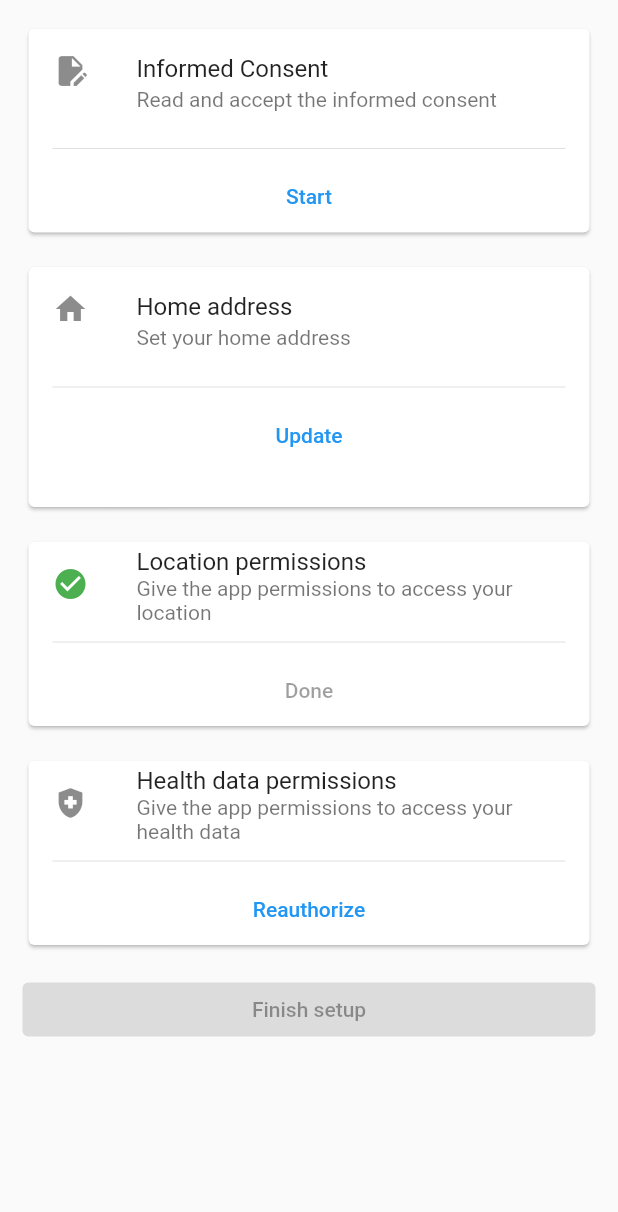
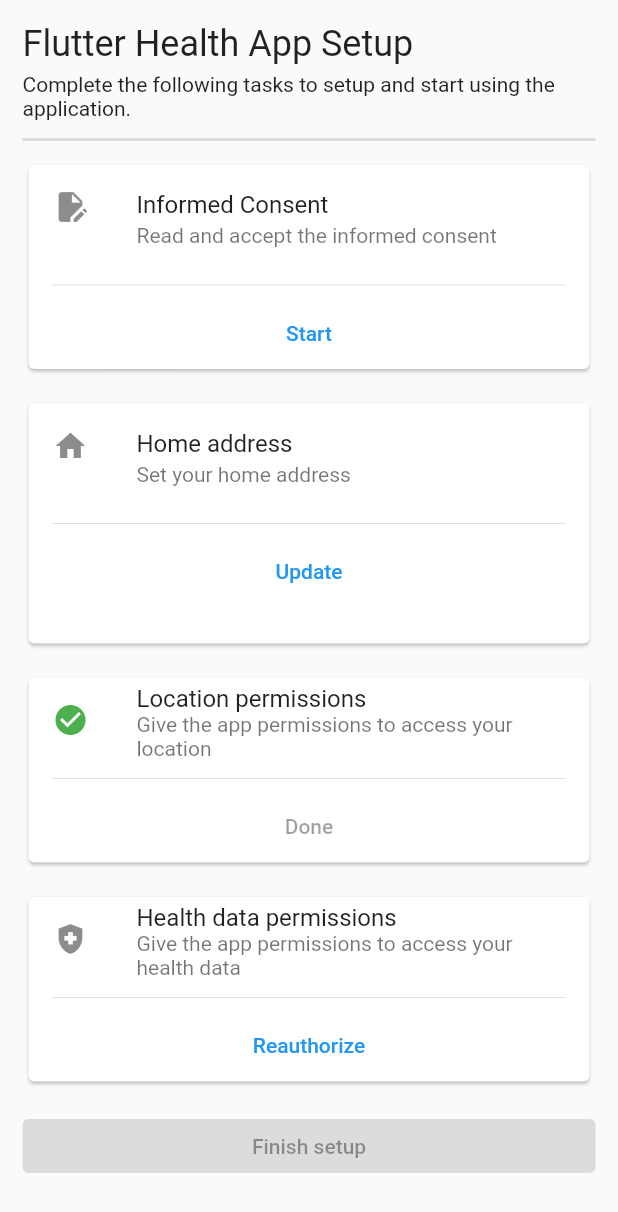
Before and after one commit to mikklf/flutter_health_app, a Flutter app: the screen it shows after launch, on a phone screen of 412 x 824 dp. Shown: the top 1212 px of the screen. Run offline on Flutter 3.47's test engine with Material 2 defaults, Android fonts, the phone set to English and light mode, and no system bars; our stand-ins replace bloc, community_charts_flutter, device_info_plus, equatable, flutter_bloc, geocoding and 4 more; missing offline and left inert: carp_background_location, health, research_package; accounts and stored records are empty.

Commit message:
Add constants

```diff
--- /dev/null
+++ b/lib/constants.dart
@@ -0,0 +1,3 @@
+class Constants {
+  static String appName = "Flutter Health App";
+}
--- a/lib/src/business_logic/cubit/location_cubit.dart
+++ b/lib/src/business_logic/cubit/location_cubit.dart
@@ -3,6 +3,7 @@ import 'package:bloc/bloc.dart';
 import 'package:carp_background_location/carp_background_location.dart';
 import 'package:equatable/equatable.dart';
 import 'package:flutter/material.dart';
+import 'package:flutter_health_app/constants.dart';
 import 'package:flutter_health_app/domain/interfaces/location_repository.dart';
 import 'package:flutter_health_app/src/data/models/location.dart';
 import 'package:shared_preferences/shared_preferences.dart';
@@ -29,7 +30,7 @@ class LocationCubit extends Cubit<LocationState> {
     // Setting interval only works on Android and is ignored on iOS, where location updates are determined by the OS.
     LocationManager().interval = 60 * 15; // 15 minutes
     LocationManager().distanceFilter = 0;
-    LocationManager().notificationTitle = 'Flutter Health App';
+    LocationManager().notificationTitle = Constants.appName;
     LocationManager().notificationMsg =
         'Flutter Health App is tracking your location';
     LocationManager().accuracy = LocationAccuracy.BALANCED;
--- a/lib/src/business_logic/cubit/setup_cubit.dart
+++ b/lib/src/business_logic/cubit/setup_cubit.dart
@@ -85,7 +85,7 @@ class SetupCubit extends Cubit<SetupState> with WidgetsBindingObserver {
   }
 
   Future<void> saveConsent(RPTaskResult result) async {
-    // TODO: Save Constent
+    // TODO: Consider how to save the consent result.
     debugPrint("Consent result: ${jsonEncode(result)}");
 
     SharedPreferences prefs = await SharedPreferences.getInstance();
--- a/lib/src/presentation/screens/home_screen.dart
+++ b/lib/src/presentation/screens/home_screen.dart
@@ -1,5 +1,6 @@
 import 'package:flutter/material.dart';
 import 'package:flutter_bloc/flutter_bloc.dart';
+import 'package:flutter_health_app/constants.dart';
 import 'package:flutter_health_app/src/business_logic/cubit/tab_manager_cubit.dart';
 
 
@@ -49,7 +50,7 @@ class HomeScreen extends StatelessWidget {
   AppBar _appBar(BuildContext context) {
     return AppBar(
       title: Text(
-        'Mobile Health App',
+        Constants.appName,
         style: Theme.of(context).textTheme.titleLarge,
       ),
     );
--- a/lib/src/presentation/screens/setup_screen/setup_screen.dart
+++ b/lib/src/presentation/screens/setup_screen/setup_screen.dart
@@ -1,5 +1,6 @@
 import 'package:flutter/material.dart';
 import 'package:flutter_bloc/flutter_bloc.dart';
+import 'package:flutter_health_app/constants.dart';
 import 'package:flutter_health_app/di.dart';
 import 'package:flutter_health_app/domain/interfaces/health_provider.dart';
 import 'package:flutter_health_app/src/business_logic/cubit/setup_cubit.dart';
@@ -60,6 +61,18 @@ class SetupScreen extends StatelessWidget {
       child: ListView(
         padding: const EdgeInsets.symmetric(vertical: 15, horizontal: 15),
         children: [
+          // Header
+          Text("${Constants.appName} Setup", style: Theme.of(context).textTheme.headlineSmall),
+          const SizedBox(height: 5),
+          Text("Complete the following tasks to setup and start using the application.",
+              style: Theme.of(context).textTheme.bodyMedium),
+          const SizedBox(height: 5),
+          const Divider(
+            thickness: 2,
+          ),
+          const SizedBox(height: 5),
+
+          // Setup tasks
           BlocBuilder<SetupCubit, SetupState>(
             buildWhen: (previous, current) =>
                 previous.isConsentGiven != current.isConsentGiven,
```
Also changed, not shown: lib/main.dart (+5 -3 lines).
